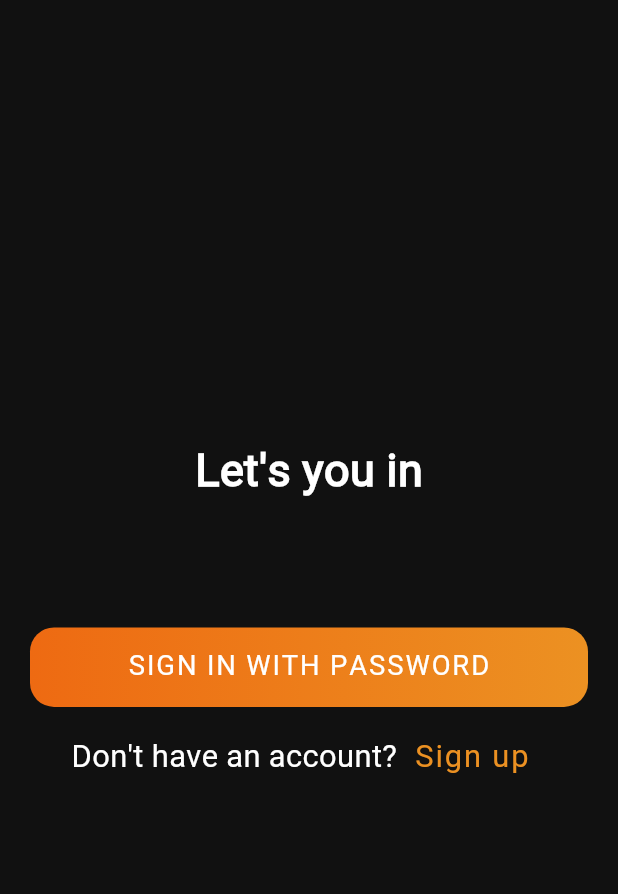
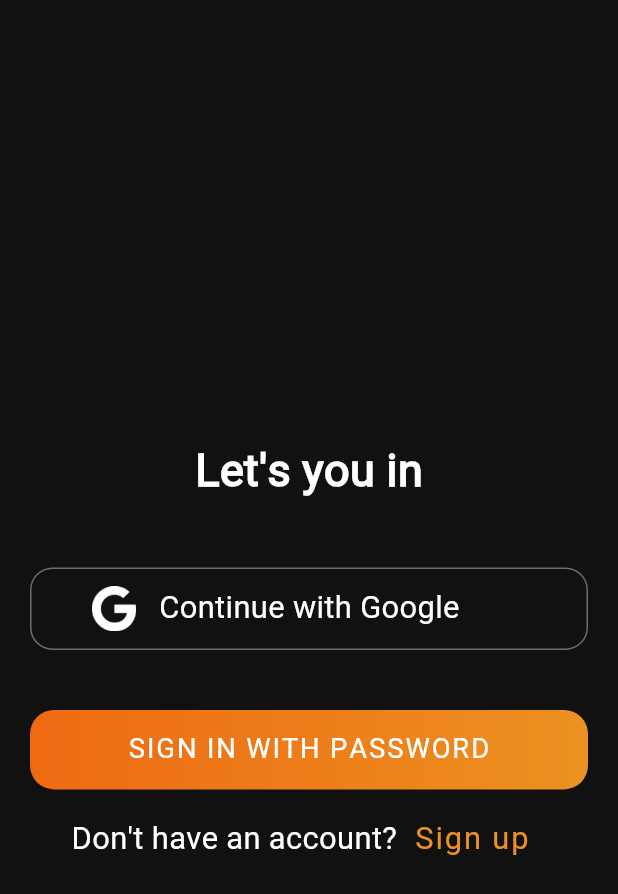
Before and after one commit to shri-rang/streamapp, a Flutter app: the ContinuePage screen opened directly, on a phone screen of 412 x 824 dp. Shown: the top 894 px of the screen. Run offline on Flutter 3.47's test engine with Material 3 defaults, Android fonts, the phone set to English and light mode, and no system bars; our stand-ins replace animated_notch_bottom_bar, animated_splash_screen, another_flutter_splash_screen, bloc, carousel_slider, chewie and 30 more; missing offline and left inert: flutter_downloader, flutter_pagewise, flutter_paypal, flutter_share, onesignal_flutter, razorpay_flutter; accounts and stored records are empty; network calls fail; statements that could not run were skipped.

Commit message:
google sign in

```diff
--- a/lib/app.dart
+++ b/lib/app.dart
@@ -116,7 +116,6 @@ class _MyAppState extends State<MyApp> {
                 ),
 
                 home: FlutterSplashScreen.fadeIn(
-
                   childWidget: AspectRatio(
                     aspectRatio: 0.48,
 
@@ -193,7 +192,7 @@ class RenderFirstScreen extends StatelessWidget {
           //       }
           //       // print("lgoing $isLogin");
           //       return isLogin ? LandingScreen() :
-          LoginPage();
+          ContinuePage();
       //     });
     }
   }
--- a/lib/pages/CoontinuePage.dart
+++ b/lib/pages/CoontinuePage.dart
@@ -113,11 +113,11 @@ class _ContinuePageState extends State<ContinuePage> {
                           // SizedBox(
                           //   height: 20,
                           // ),
-                          // radiusContainerWithIcon(
-                          //     "Continue with Google",
-                          //     "assets/google_logo.png",
-                          //     context,
-                          //     _signInWithGoogle),
+                          radiusContainerWithIcon(
+                              "Continue with Google",
+                              "assets/google_logo.png",
+                              context,
+                              _signInWithGoogle),
                           // SizedBox(
                           //   height: 10,
                           // ),
@@ -219,11 +219,11 @@ class _ContinuePageState extends State<ContinuePage> {
     final User user = (await _auth.signInWithCredential(credential)).user!;
     if (user.email != null && user.email != "") {
       assert(user.email != null);
-      // Navigator.of(context).push(MaterialPageRoute(
-      //   builder: (context) {
-      //     return LandingScreen();
-      //   },
-      // ));
+      Navigator.of(context).push(MaterialPageRoute(
+        builder: (context) {
+          return LandingScreen();
+        },
+      ));
     }
     assert(user.displayName != null);
     assert(!user.isAnonymous);
--- a/lib/screen/auth/signIn_screen.dart
+++ b/lib/screen/auth/signIn_screen.dart
@@ -225,7 +225,6 @@ class _LoginPageState extends State<LoginPage>
                                       email: loginEmailController.text,
                                       password: loginPasswordController.text,
                                     ));
-
                                   }
                                 },
                                 // screenWidth * .8,
```
Also changed, not shown: lib/screen/profile/my_profile_screen.dart (+20 -21 lines).
